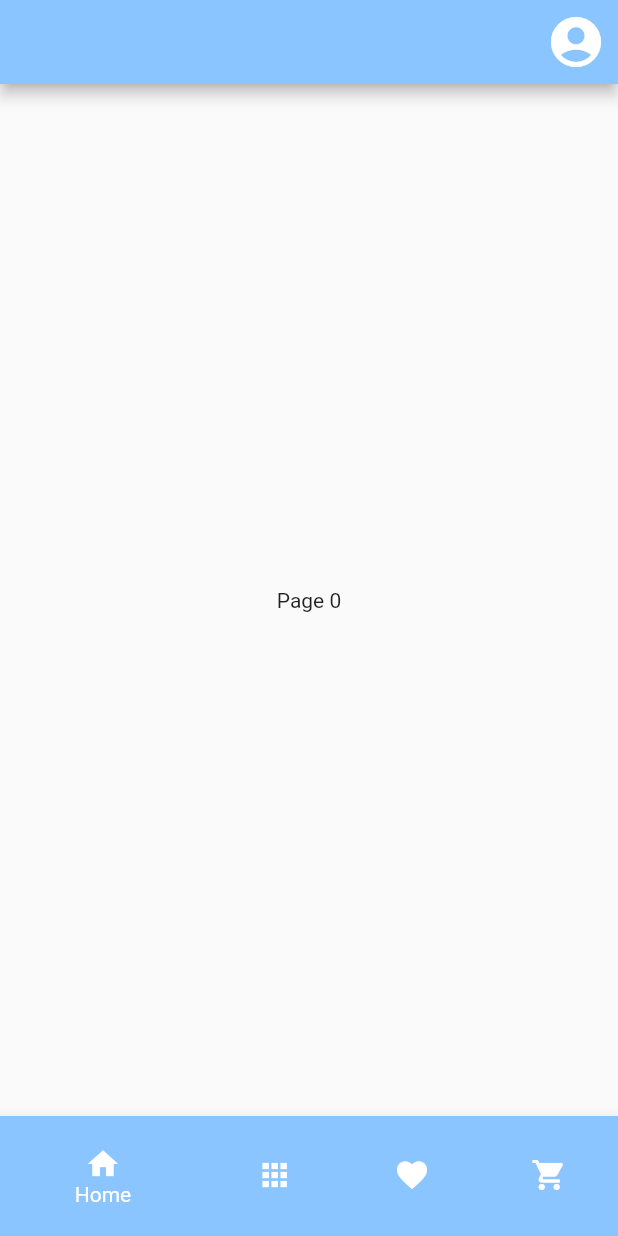
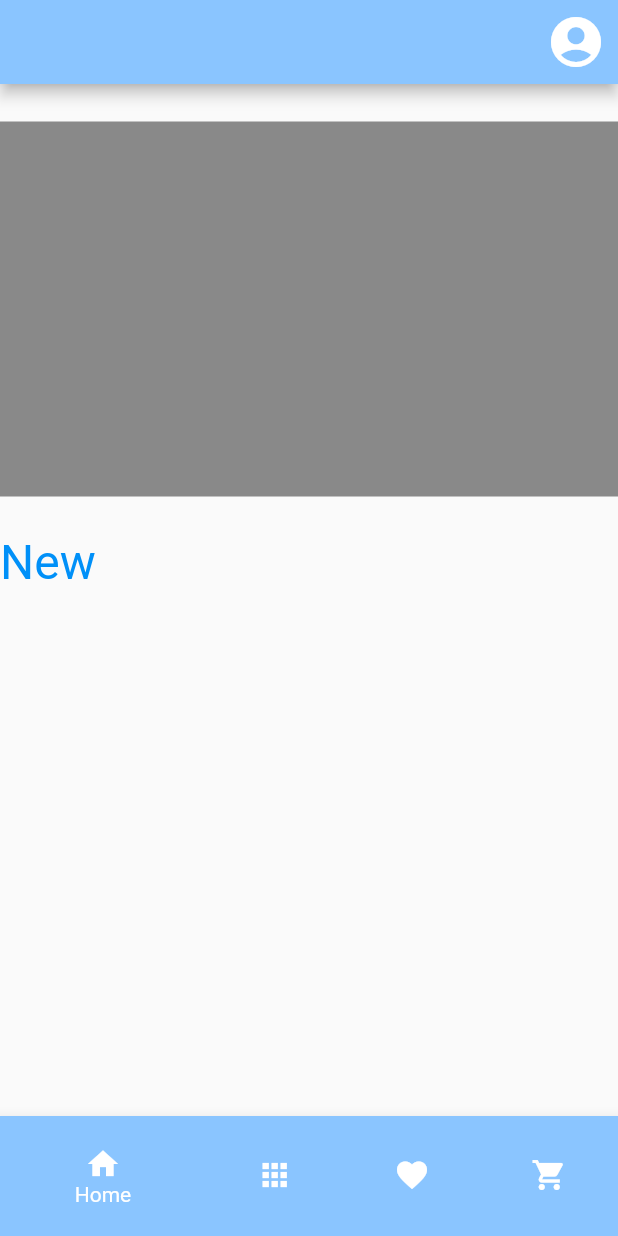
Before and after one commit to EdwinShiu/ecommerce_app, a Flutter app: the screen it shows after launch, on a phone screen of 412 x 824 dp. Run offline on Flutter 3.47's test engine with Material 2 defaults, Android fonts, the phone set to English and light mode, and no system bars; our stand-ins replace google_fonts.

Commit message:
Add frontPage

```diff
--- /dev/null
+++ b/lib/frontPage.dart
@@ -0,0 +1,34 @@
+import 'package:flutter/material.dart';
+import 'package:google_fonts/google_fonts.dart';
+
+class FrontPage extends StatelessWidget {
+  @override
+  Widget build(BuildContext context) {
+    return Column(
+      children: <Widget>[
+        Container(
+          margin: EdgeInsets.symmetric(vertical: 25.0),
+          height: 250.0,
+          decoration: BoxDecoration(
+            color: Colors.black45,
+          ),
+        ),
+        Container(
+          alignment: Alignment.bottomLeft,
+          child: Text(
+            'New',
+            style: GoogleFonts.roboto(
+              fontSize: 32.0,
+              color: Color(0xFF0090F8),
+            ),
+          ),
+        ),
+        Expanded(
+          child: ListView(
+            shrinkWrap: true,
+          ),
+        ),
+      ],
+    );
+  }
+}
--- a/lib/main.dart
+++ b/lib/main.dart
@@ -1,5 +1,6 @@
 import 'package:flutter/material.dart';
 import './constant.dart';
+import './frontPage.dart';
 
 void main() {
   runApp(MainApp());
@@ -170,9 +171,7 @@ class _MainNavigationPageState extends State<MainNavigationPage> {
             });
           },
           children: <Widget>[
-            Center(
-              child: Text('Page $_page'),
-            ),
+            FrontPage(),
             Center(
               child: Text('Page $_page'),
             ),
--- a/pubspec.yaml
+++ b/pubspec.yaml
@@ -23,6 +23,9 @@ environment:
 dependencies:
   flutter:
     sdk: flutter
+
+
+  google_fonts: ^1.1.0
 
 
   # The following adds the Cupertino Icons font to your application.
```
Also changed, not shown: pubspec.lock, 1 other file.
